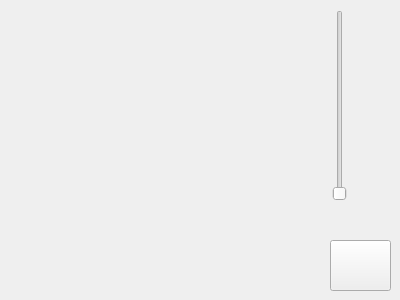
First picture: the form in designpattern-master/designpattern-master/producerConsumerPattern/src/ui/actionwidget.ui, repository Pincinato/C_plus_plus_II, before the edit.
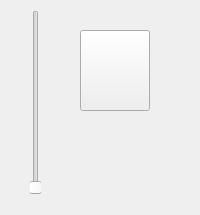
Second picture: the form after the edit.

```diff
--- a/designpattern-master/designpattern-master/producerConsumerPattern/src/ui/actionwidget.ui
+++ b/designpattern-master/designpattern-master/producerConsumerPattern/src/ui/actionwidget.ui
@@ -6,8 +6,8 @@
    <rect>
     <x>0</x>
     <y>0</y>
-    <width>400</width>
-    <height>300</height>
+    <width>200</width>
+    <height>215</height>
    </rect>
   </property>
   <property name="windowTitle">
@@ -16,12 +16,18 @@
   <widget class="QPushButton" name="BackButton">
    <property name="geometry">
     <rect>
-     <x>330</x>
-     <y>240</y>
-     <width>61</width>
-     <height>51</height>
+     <x>80</x>
+     <y>30</y>
+     <width>70</width>
+     <height>81</height>
     </rect>
    </property>
+   <property name="sizePolicy">
+    <sizepolicy hsizetype="Preferred" vsizetype="Preferred">
+     <horstretch>0</horstretch>
+     <verstretch>0</verstretch>
+    </sizepolicy>
+   </property>
    <property name="text">
     <string/>
    </property>
@@ -29,10 +35,10 @@
   <widget class="QSlider" name="SensibilitySlider">
    <property name="geometry">
     <rect>
-     <x>330</x>
+     <x>30</x>
      <y>10</y>
-     <width>20</width>
-     <height>191</height>
+     <width>11</width>
+     <height>185</height>
     </rect>
    </property>
    <property name="minimum">
```
Left out of the diff: 3 changed lines with no effect on the pictures.
